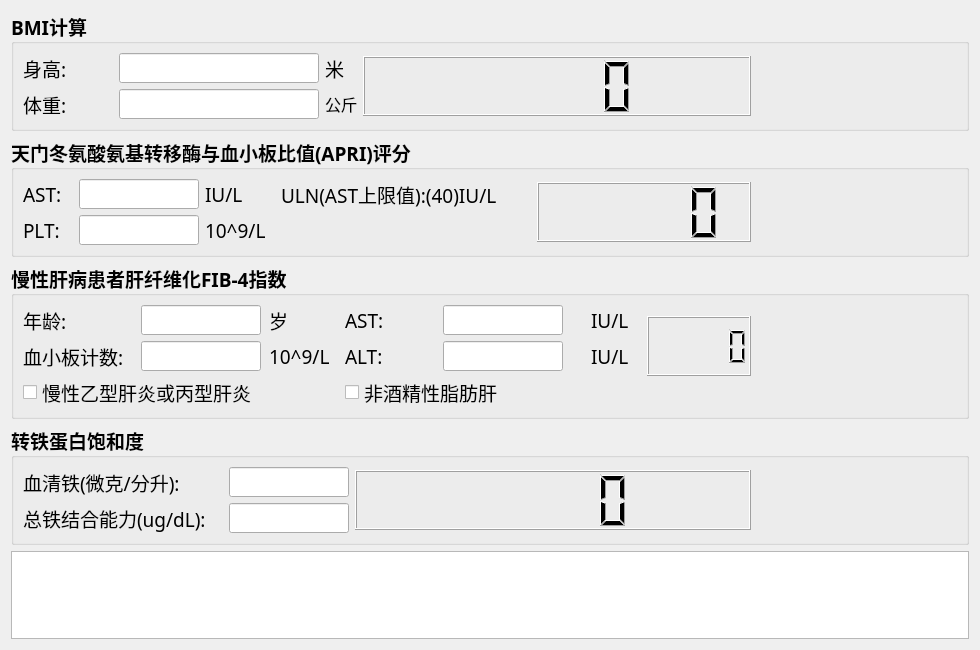
Before: the Qt Designer form res/BMI.ui in foxliu18/ICEHelper, drawn with Qt 5.
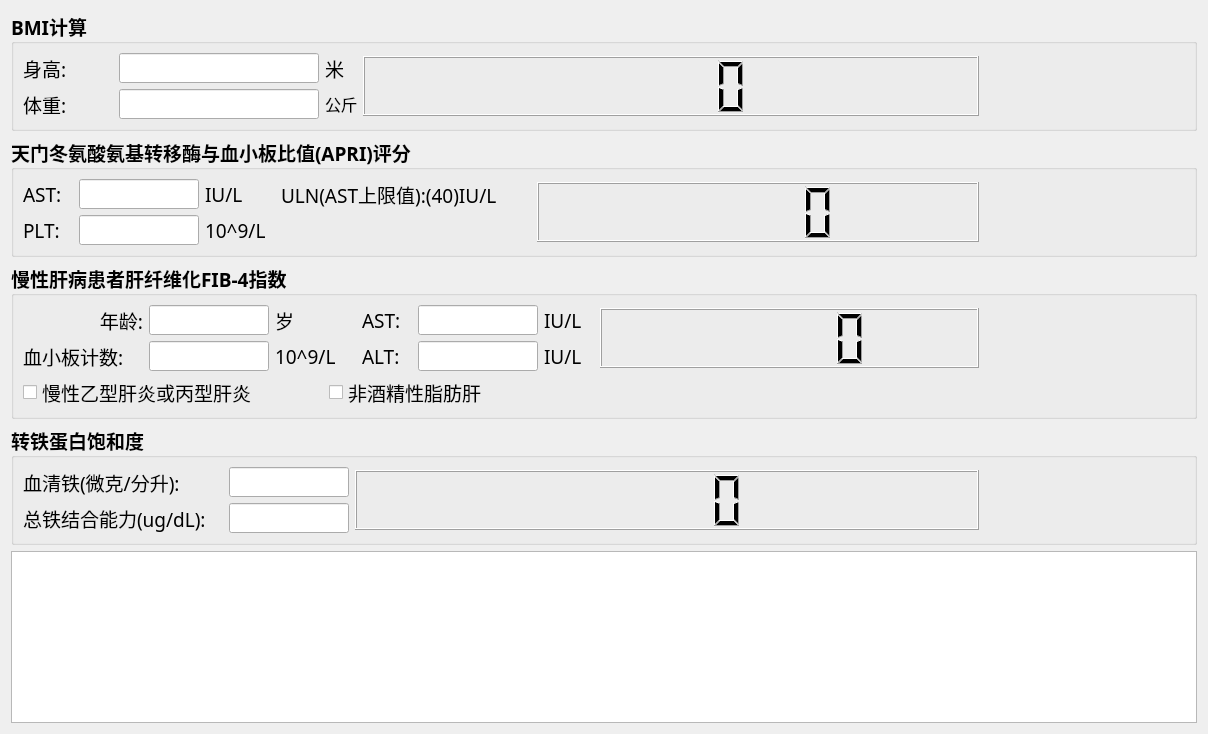
After: the same form once the commit is applied.

Commit message: 修改界面

Patch:
```diff
--- a/res/BMI.ui
+++ b/res/BMI.ui
@@ -6,8 +6,8 @@
    <rect>
     <x>0</x>
     <y>0</y>
-    <width>980</width>
-    <height>650</height>
+    <width>1208</width>
+    <height>734</height>
    </rect>
   </property>
   <property name="minimumSize">
@@ -474,20 +474,27 @@
      <property name="title">
       <string>慢性肝病患者肝纤维化FIB-4指数</string>
      </property>
-     <layout class="QGridLayout" name="gridLayout_5">
-      <item row="0" column="0">
        <layout class="QGridLayout" name="gridLayout_3">
         <item row="0" column="0">
+       <layout class="QHBoxLayout" name="horizontalLayout_7">
+        <item>
+         <layout class="QGridLayout" name="gridLayout_2">
+          <item row="0" column="0">
+           <layout class="QHBoxLayout" name="horizontalLayout">
+            <item>
          <widget class="QLabel" name="age_label">
+              <property name="enabled">
+               <bool>true</bool>
+              </property>
           <property name="minimumSize">
            <size>
-            <width>110</width>
+                <width>120</width>
             <height>30</height>
            </size>
           </property>
           <property name="maximumSize">
            <size>
-            <width>110</width>
+                <width>120</width>
             <height>30</height>
            </size>
           </property>
@@ -502,9 +509,12 @@
           <property name="text">
            <string>年龄:</string>
           </property>
-         </widget>
-        </item>
-        <item row="0" column="1">
+              <property name="alignment">
+               <set>Qt::AlignRight|Qt::AlignTrailing|Qt::AlignVCenter</set>
+              </property>
+             </widget>
+            </item>
+            <item>
          <widget class="QLineEdit" name="age_lineEdit">
           <property name="minimumSize">
            <size>
@@ -523,17 +533,17 @@
           </property>
          </widget>
         </item>
-        <item row="0" column="2">
+            <item>
          <widget class="QLabel" name="age_unit_label">
           <property name="minimumSize">
            <size>
-            <width>70</width>
+                <width>80</width>
             <height>30</height>
            </size>
           </property>
           <property name="maximumSize">
            <size>
-            <width>70</width>
+                <width>81</width>
             <height>30</height>
            </size>
           </property>
@@ -550,7 +560,11 @@
           </property>
          </widget>
         </item>
-        <item row="0" column="3">
+           </layout>
+          </item>
+          <item row="0" column="1">
+           <layout class="QHBoxLayout" name="horizontalLayout_3">
+            <item>
          <widget class="QLabel" name="fib_ast_label">
           <property name="minimumSize">
            <size>
@@ -577,7 +591,7 @@
           </property>
          </widget>
         </item>
-        <item row="0" column="4">
+            <item>
          <widget class="QLineEdit" name="fib_ast_lineEdit">
           <property name="minimumSize">
            <size>
@@ -601,7 +615,7 @@
           </property>
          </widget>
         </item>
-        <item row="0" column="5">
+            <item>
          <widget class="QLabel" name="fib_ast_unit_label">
           <property name="minimumSize">
            <size>
@@ -628,74 +642,21 @@
           </property>
          </widget>
         </item>
-        <item row="0" column="6" rowspan="3">
-         <layout class="QGridLayout" name="gridLayout_2">
-          <item row="0" column="0">
-           <widget class="QLCDNumber" name="fib4_lcdNumber">
-            <property name="minimumSize">
-             <size>
-              <width>100</width>
-              <height>60</height>
-             </size>
-            </property>
-            <property name="maximumSize">
-             <size>
-              <width>16777215</width>
-              <height>60</height>
-             </size>
-            </property>
-           </widget>
-          </item>
-          <item row="0" column="1">
-           <widget class="QLabel" name="fib_res_label">
-            <property name="minimumSize">
-             <size>
-              <width>200</width>
-              <height>60</height>
-             </size>
-            </property>
-            <property name="maximumSize">
-             <size>
-              <width>200</width>
-              <height>60</height>
-             </size>
-            </property>
-            <property name="font">
-             <font>
-              <pointsize>28</pointsize>
-             </font>
-            </property>
-            <property name="text">
-             <string/>
-            </property>
-           </widget>
-          </item>
-          <item row="1" column="0" colspan="2">
-           <spacer name="horizontalSpacer">
-            <property name="orientation">
-             <enum>Qt::Horizontal</enum>
-            </property>
-            <property name="sizeHint" stdset="0">
-             <size>
-              <width>418</width>
-              <height>20</height>
-             </size>
-            </property>
-           </spacer>
-          </item>
          </layout>
         </item>
         <item row="1" column="0">
+           <layout class="QHBoxLayout" name="horizontalLayout_2">
+            <item>
          <widget class="QLabel" name="bcc_label">
           <property name="minimumSize">
            <size>
-            <width>110</width>
+                <width>120</width>
             <height>30</height>
            </size>
           </property>
           <property name="maximumSize">
            <size>
-            <width>110</width>
+                <width>120</width>
             <height>30</height>
            </size>
           </property>
@@ -712,7 +673,7 @@
           </property>
          </widget>
         </item>
-        <item row="1" column="1">
+            <item>
          <widget class="QLineEdit" name="bcc_lineEdit">
           <property name="minimumSize">
            <size>
@@ -731,17 +692,17 @@
           </property>
          </widget>
         </item>
-        <item row="1" column="2">
+            <item>
          <widget class="QLabel" name="bcc_unit_label">
           <property name="minimumSize">
            <size>
-            <width>70</width>
+                <width>80</width>
             <height>30</height>
            </size>
           </property>
           <property name="maximumSize">
            <size>
-            <width>50</width>
+                <width>80</width>
             <height>30</height>
            </size>
           </property>
@@ -758,7 +719,11 @@
           </property>
          </widget>
         </item>
-        <item row="1" column="3">
+           </layout>
+          </item>
+          <item row="1" column="1">
+           <layout class="QHBoxLayout" name="horizontalLayout_4">
+            <item>
          <widget class="QLabel" name="fib_alt_label">
           <property name="minimumSize">
            <size>
@@ -785,7 +750,7 @@
           </property>
          </widget>
         </item>
-        <item row="1" column="4">
+            <item>
          <widget class="QLineEdit" name="fib_alt_lineEdit">
           <property name="minimumSize">
            <size>
@@ -812,7 +777,7 @@
           </property>
          </widget>
         </item>
-        <item row="1" column="5">
+            <item>
          <widget class="QLabel" name="fib_alt_unit_label">
           <property name="minimumSize">
            <size>
@@ -839,17 +804,69 @@
           </property>
          </widget>
         </item>
-        <item row="2" column="0" colspan="2">
+           </layout>
+          </item>
+         </layout>
+        </item>
+        <item>
+         <layout class="QHBoxLayout" name="horizontalLayout_5">
+          <item>
+           <widget class="QLCDNumber" name="fib4_lcdNumber">
+            <property name="minimumSize">
+             <size>
+              <width>100</width>
+              <height>60</height>
+             </size>
+            </property>
+            <property name="maximumSize">
+             <size>
+              <width>16777215</width>
+              <height>60</height>
+             </size>
+            </property>
+           </widget>
+          </item>
+          <item>
+           <widget class="QLabel" name="fib_res_label">
+            <property name="minimumSize">
+             <size>
+              <width>200</width>
+              <height>60</height>
+             </size>
+            </property>
+            <property name="maximumSize">
+             <size>
+              <width>200</width>
+              <height>60</height>
+             </size>
+            </property>
+            <property name="font">
+             <font>
+              <pointsize>28</pointsize>
+             </font>
+            </property>
+            <property name="text">
+             <string/>
+            </property>
+           </widget>
+          </item>
+         </layout>
+        </item>
+       </layout>
+      </item>
+      <item row="1" column="0">
+       <layout class="QHBoxLayout" name="horizontalLayout_6">
+        <item>
          <widget class="QCheckBox" name="shbv_checkBox">
           <property name="minimumSize">
            <size>
-            <width>240</width>
+            <width>300</width>
             <height>30</height>
            </size>
           </property>
           <property name="maximumSize">
            <size>
-            <width>240</width>
+            <width>300</width>
             <height>30</height>
            </size>
           </property>
@@ -866,7 +883,7 @@
           </property>
          </widget>
         </item>
-        <item row="2" column="3" colspan="2">
+        <item>
          <widget class="QCheckBox" name="fl_checkBox">
           <property name="minimumSize">
            <size>
@@ -893,6 +910,19 @@
           </property>
          </widget>
         </item>
+        <item>
+         <spacer name="horizontalSpacer">
+          <property name="orientation">
+           <enum>Qt::Horizontal</enum>
+          </property>
+          <property name="sizeHint" stdset="0">
+           <size>
+            <width>40</width>
+            <height>20</height>
+           </size>
+          </property>
+         </spacer>
+        </item>
        </layout>
       </item>
      </layout>
@@ -911,7 +941,55 @@
      <property name="title">
       <string>转铁蛋白饱和度</string>
      </property>
+     <layout class="QGridLayout" name="gridLayout_6">
+      <item row="0" column="0">
      <layout class="QGridLayout" name="gridLayout_4">
+        <item row="0" column="0">
+         <widget class="QLabel" name="si_label">
+          <property name="minimumSize">
+           <size>
+            <width>200</width>
+            <height>30</height>
+           </size>
+          </property>
+          <property name="maximumSize">
+           <size>
+            <width>110</width>
+            <height>30</height>
+           </size>
+          </property>
+          <property name="font">
+           <font>
+            <family>微软雅黑</family>
+            <pointsize>14</pointsize>
+            <weight>50</weight>
+            <bold>false</bold>
+           </font>
+          </property>
+          <property name="text">
+           <string>血清铁(微克/分升):</string>
+          </property>
+         </widget>
+        </item>
+        <item row="0" column="1">
+         <widget class="QLineEdit" name="si_lineEdit">
+          <property name="minimumSize">
+           <size>
+            <width>120</width>
+            <height>30</height>
+           </size>
+          </property>
+          <property name="maximumSize">
+           <size>
+            <width>120</width>
+            <height>30</height>
+           </size>
+          </property>
+          <property name="text">
+           <string/>
+          </property>
+         </widget>
+        </item>
       <item row="0" column="2" rowspan="2">
        <widget class="QLCDNumber" name="ts_lcdNumber">
         <property name="minimumSize">
@@ -928,6 +1006,30 @@
         </property>
        </widget>
       </item>
+        <item row="0" column="3" rowspan="2">
+         <widget class="QLabel" name="ts_res_label">
+          <property name="minimumSize">
+           <size>
+            <width>200</width>
+            <height>60</height>
+           </size>
+          </property>
+          <property name="maximumSize">
+           <size>
+            <width>200</width>
+            <height>60</height>
+           </size>
+          </property>
+          <property name="font">
+           <font>
+            <pointsize>28</pointsize>
+           </font>
+          </property>
+          <property name="text">
+           <string/>
+          </property>
+         </widget>
+        </item>
       <item row="1" column="0">
        <widget class="QLabel" name="fec_label">
         <property name="minimumSize">
@@ -955,49 +1057,6 @@
         </property>
        </widget>
       </item>
-      <item row="0" column="3" rowspan="2">
-       <widget class="QLabel" name="ts_res_label">
-        <property name="minimumSize">
-         <size>
-          <width>200</width>
-          <height>60</height>
-         </size>
-        </property>
-        <property name="maximumSize">
-         <size>
-          <width>200</width>
-          <height>60</height>
-         </size>
-        </property>
-        <property name="font">
-         <font>
-          <pointsize>28</pointsize>
-         </font>
-        </property>
-        <property name="text">
-         <string/>
-        </property>
-       </widget>
-      </item>
-      <item row="0" column="1">
-       <widget class="QLineEdit" name="si_lineEdit">
-        <property name="minimumSize">
-         <size>
-          <width>120</width>
-          <height>30</height>
-         </size>
-        </property>
-        <property name="maximumSize">
-         <size>
-          <width>120</width>
-          <height>30</height>
-         </size>
-        </property>
-        <property name="text">
-         <string/>
-        </property>
-       </widget>
-      </item>
       <item row="1" column="1">
        <widget class="QLineEdit" name="fec_lineEdit">
         <property name="minimumSize">
@@ -1017,32 +1076,7 @@
         </property>
        </widget>
       </item>
-      <item row="0" column="0">
-       <widget class="QLabel" name="si_label">
-        <property name="minimumSize">
-         <size>
-          <width>200</width>
-          <height>30</height>
-         </size>
-        </property>
-        <property name="maximumSize">
-         <size>
-          <width>110</width>
-          <height>30</height>
-         </size>
-        </property>
-        <property name="font">
-         <font>
-          <family>微软雅黑</family>
-          <pointsize>14</pointsize>
-          <weight>50</weight>
-          <bold>false</bold>
-         </font>
-        </property>
-        <property name="text">
-         <string>血清铁(微克/分升):</string>
-        </property>
-       </widget>
+       </layout>
       </item>
      </layout>
     </widget>
```
Lines whose indentation alone changed are shown as unchanged. The commit also changes 3 other files.
